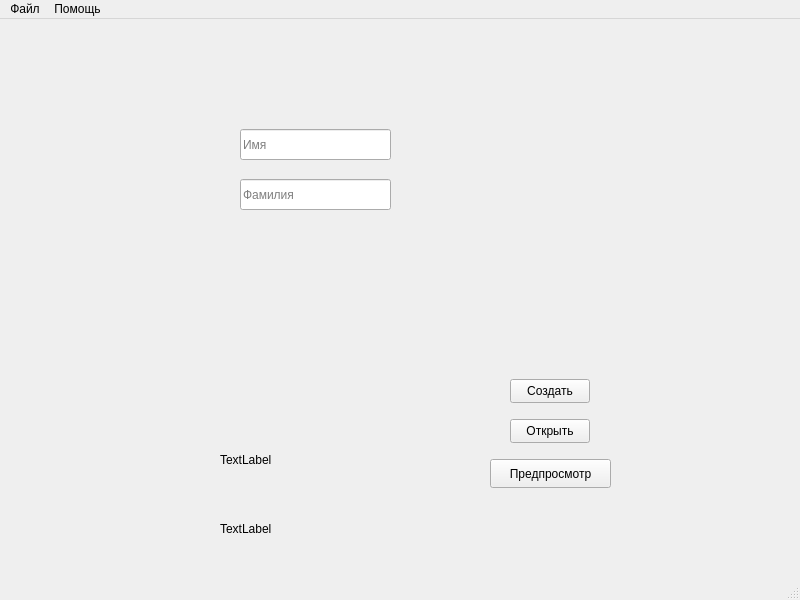
This is mainwindow.ui in dOOmcLiF/OdtDocumentCreator_test as Qt 5 draws it before an edit. The edited form follows.
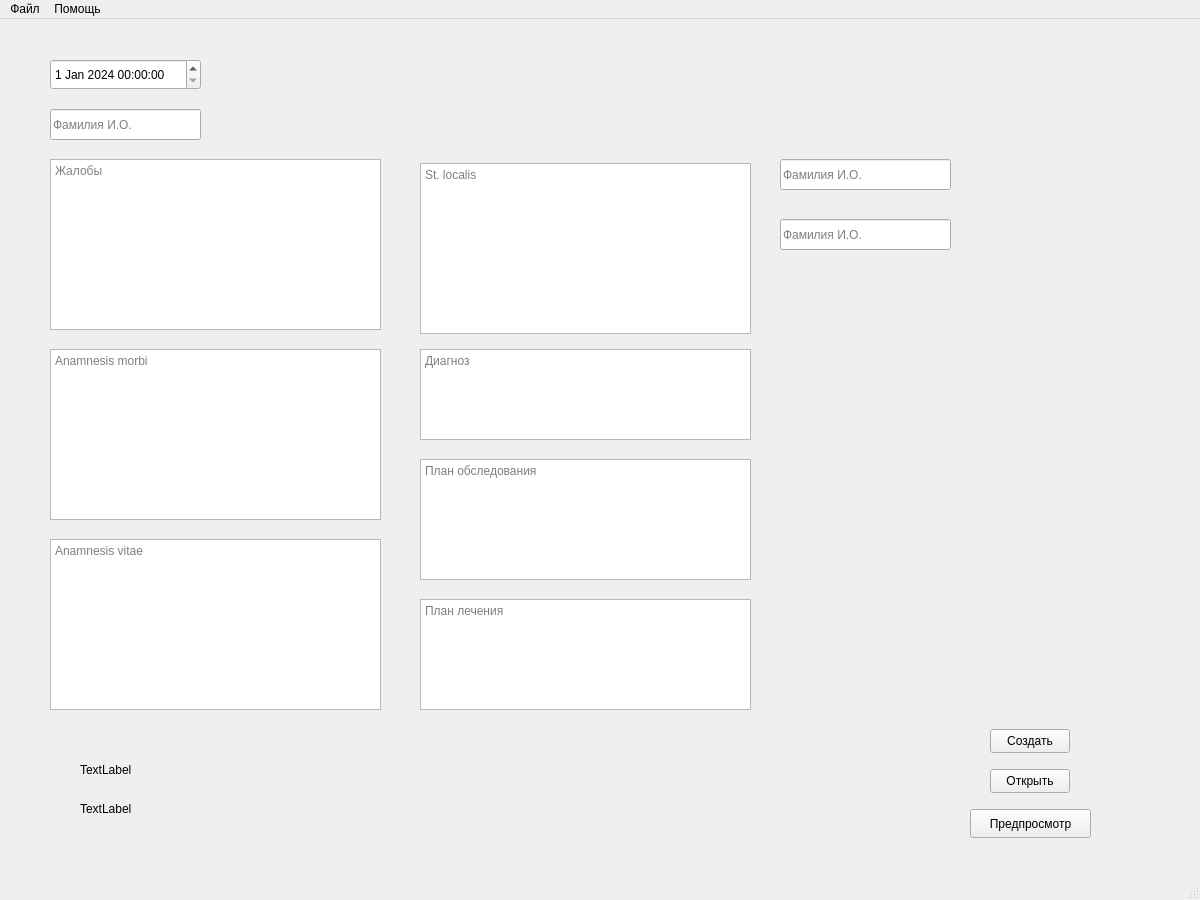
This is the edited form.

What changed in the file:
```diff
--- a/mainwindow.ui
+++ b/mainwindow.ui
@@ -6,104 +6,241 @@
    <rect>
     <x>0</x>
     <y>0</y>
-    <width>800</width>
-    <height>600</height>
+    <width>1200</width>
+    <height>900</height>
    </rect>
   </property>
   <property name="windowTitle">
    <string>MainWindow</string>
   </property>
   <widget class="QWidget" name="centralwidget">
-   <widget class="QPushButton" name="createButton">
+   <widget class="QStackedWidget" name="stackedWidget">
     <property name="geometry">
      <rect>
-      <x>510</x>
-      <y>360</y>
-      <width>80</width>
-      <height>24</height>
+      <x>0</x>
+      <y>0</y>
+      <width>1191</width>
+      <height>851</height>
      </rect>
     </property>
-    <property name="text">
-     <string>Создать</string>
-    </property>
-   </widget>
-   <widget class="QLineEdit" name="nameEdit">
-    <property name="geometry">
-     <rect>
-      <x>240</x>
-      <y>110</y>
-      <width>151</width>
-      <height>31</height>
-     </rect>
-    </property>
-    <property name="placeholderText">
-     <string>Имя</string>
-    </property>
-   </widget>
-   <widget class="QLineEdit" name="surnameEdit">
-    <property name="geometry">
-     <rect>
-      <x>240</x>
-      <y>160</y>
-      <width>151</width>
-      <height>31</height>
-     </rect>
-    </property>
-    <property name="placeholderText">
-     <string>Фамилия</string>
-    </property>
-   </widget>
-   <widget class="QLabel" name="hwidLabel">
-    <property name="geometry">
-     <rect>
-      <x>220</x>
-      <y>420</y>
-      <width>351</width>
-      <height>41</height>
-     </rect>
-    </property>
-    <property name="text">
-     <string>TextLabel</string>
-    </property>
-   </widget>
-   <widget class="QPushButton" name="openButton">
-    <property name="geometry">
-     <rect>
-      <x>510</x>
-      <y>400</y>
-      <width>80</width>
-      <height>24</height>
-     </rect>
-    </property>
-    <property name="text">
-     <string>Открыть</string>
-    </property>
-   </widget>
-   <widget class="QLabel" name="fileNameLabel">
-    <property name="geometry">
-     <rect>
-      <x>220</x>
-      <y>500</y>
-      <width>401</width>
-      <height>20</height>
-     </rect>
-    </property>
-    <property name="text">
-     <string>TextLabel</string>
-    </property>
-   </widget>
-   <widget class="QPushButton" name="previewButton">
-    <property name="geometry">
-     <rect>
-      <x>490</x>
-      <y>440</y>
-      <width>121</width>
-      <height>29</height>
-     </rect>
-    </property>
-    <property name="text">
-     <string>Предпросмотр</string>
-    </property>
+    <widget class="QWidget" name="page">
+     <widget class="QLineEdit" name="surnameEdit">
+      <property name="geometry">
+       <rect>
+        <x>50</x>
+        <y>90</y>
+        <width>151</width>
+        <height>31</height>
+       </rect>
+      </property>
+      <property name="placeholderText">
+       <string>Фамилия И.О.</string>
+      </property>
+     </widget>
+     <widget class="QDateTimeEdit" name="dateTimeEdit">
+      <property name="geometry">
+       <rect>
+        <x>50</x>
+        <y>40</y>
+        <width>151</width>
+        <height>31</height>
+       </rect>
+      </property>
+      <property name="dateTime">
+       <datetime>
+        <hour>0</hour>
+        <minute>0</minute>
+        <second>0</second>
+        <year>2024</year>
+        <month>1</month>
+        <day>1</day>
+       </datetime>
+      </property>
+     </widget>
+     <widget class="QPushButton" name="createButton">
+      <property name="geometry">
+       <rect>
+        <x>990</x>
+        <y>710</y>
+        <width>80</width>
+        <height>24</height>
+       </rect>
+      </property>
+      <property name="text">
+       <string>Создать</string>
+      </property>
+     </widget>
+     <widget class="QPushButton" name="openButton">
+      <property name="geometry">
+       <rect>
+        <x>990</x>
+        <y>750</y>
+        <width>80</width>
+        <height>24</height>
+       </rect>
+      </property>
+      <property name="text">
+       <string>Открыть</string>
+      </property>
+     </widget>
+     <widget class="QPushButton" name="previewButton">
+      <property name="geometry">
+       <rect>
+        <x>970</x>
+        <y>790</y>
+        <width>121</width>
+        <height>29</height>
+       </rect>
+      </property>
+      <property name="text">
+       <string>Предпросмотр</string>
+      </property>
+     </widget>
+     <widget class="QLabel" name="fileNameLabel">
+      <property name="geometry">
+       <rect>
+        <x>80</x>
+        <y>780</y>
+        <width>401</width>
+        <height>20</height>
+       </rect>
+      </property>
+      <property name="text">
+       <string>TextLabel</string>
+      </property>
+     </widget>
+     <widget class="QLabel" name="hwidLabel">
+      <property name="geometry">
+       <rect>
+        <x>80</x>
+        <y>730</y>
+        <width>351</width>
+        <height>41</height>
+       </rect>
+      </property>
+      <property name="text">
+       <string>TextLabel</string>
+      </property>
+     </widget>
+     <widget class="QLineEdit" name="therapistEdit">
+      <property name="geometry">
+       <rect>
+        <x>780</x>
+        <y>140</y>
+        <width>171</width>
+        <height>31</height>
+       </rect>
+      </property>
+      <property name="placeholderText">
+       <string>Фамилия И.О.</string>
+      </property>
+     </widget>
+     <widget class="QLineEdit" name="headOfDepartmentEdit">
+      <property name="geometry">
+       <rect>
+        <x>780</x>
+        <y>200</y>
+        <width>171</width>
+        <height>31</height>
+       </rect>
+      </property>
+      <property name="placeholderText">
+       <string>Фамилия И.О.</string>
+      </property>
+     </widget>
+     <widget class="QTextEdit" name="complaintsEdit">
+      <property name="geometry">
+       <rect>
+        <x>50</x>
+        <y>140</y>
+        <width>331</width>
+        <height>171</height>
+       </rect>
+      </property>
+      <property name="placeholderText">
+       <string>Жалобы</string>
+      </property>
+     </widget>
+     <widget class="QTextEdit" name="anamnesisMorbiEdit">
+      <property name="geometry">
+       <rect>
+        <x>50</x>
+        <y>330</y>
+        <width>331</width>
+        <height>171</height>
+       </rect>
+      </property>
+      <property name="placeholderText">
+       <string>Anamnesis morbi</string>
+      </property>
+     </widget>
+     <widget class="QTextEdit" name="anamnesisVitaeEdit">
+      <property name="geometry">
+       <rect>
+        <x>50</x>
+        <y>520</y>
+        <width>331</width>
+        <height>171</height>
+       </rect>
+      </property>
+      <property name="placeholderText">
+       <string>Anamnesis vitae</string>
+      </property>
+     </widget>
+     <widget class="QTextEdit" name="stLocalisEdit">
+      <property name="geometry">
+       <rect>
+        <x>420</x>
+        <y>144</y>
+        <width>331</width>
+        <height>171</height>
+       </rect>
+      </property>
+      <property name="placeholderText">
+       <string>St. localis</string>
+      </property>
+     </widget>
+     <widget class="QTextEdit" name="diagnosisEdit">
+      <property name="geometry">
+       <rect>
+        <x>420</x>
+        <y>330</y>
+        <width>331</width>
+        <height>91</height>
+       </rect>
+      </property>
+      <property name="placeholderText">
+       <string>Диагноз</string>
+      </property>
+     </widget>
+     <widget class="QTextEdit" name="examinationPlanEdit">
+      <property name="geometry">
+       <rect>
+        <x>420</x>
+        <y>440</y>
+        <width>331</width>
+        <height>121</height>
+       </rect>
+      </property>
+      <property name="placeholderText">
+       <string>План обследования</string>
+      </property>
+     </widget>
+     <widget class="QTextEdit" name="treatmentPlanEdit">
+      <property name="geometry">
+       <rect>
+        <x>420</x>
+        <y>580</y>
+        <width>331</width>
+        <height>111</height>
+       </rect>
+      </property>
+      <property name="placeholderText">
+       <string>План лечения</string>
+      </property>
+     </widget>
+    </widget>
+    <widget class="QWidget" name="page_2"/>
    </widget>
   </widget>
   <widget class="QMenuBar" name="menubar">
@@ -111,8 +248,8 @@
     <rect>
      <x>0</x>
      <y>0</y>
-     <width>800</width>
-     <height>25</height>
+     <width>1200</width>
+     <height>21</height>
     </rect>
    </property>
    <widget class="QMenu" name="menu">
```
Left out of the diff: 1 changed line with no effect on the pictures.
